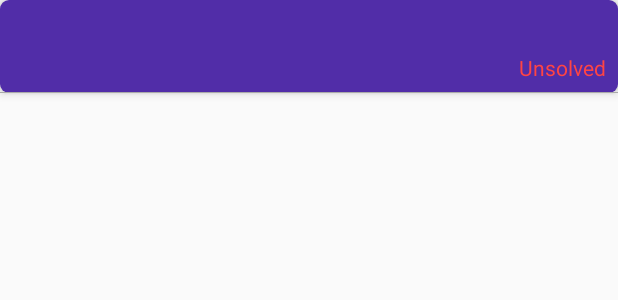
After one commit to prashant564/Quizikal, an Android app: the layout item_trivia_list.xml on its own in the app's theme, with its tools: preview values and no code run, on a phone screen of 412 x 824 dp. The commit adds this screen. Shown: the top 300 px of the screen. Run offline under Robolectric (Android 15) with nearby library versions, the phone set to English and light mode, and no system bars.

Commit message:
Trivia recyclerview ui and adpater created

```diff
--- a/app/src/main/java/com/example/quizzio/utils/Resource.kt
+++ b/app/src/main/java/com/example/quizzio/network/Resource.kt
@@ -1,4 +1,4 @@
-package com.example.quizzio.utils
+package com.example.quizzio.network
 
 // exposing network status
 sealed class Resource<out T>(val data: T? = null,
--- /dev/null
+++ b/app/src/main/res/layout/item_trivia_list.xml
@@ -0,0 +1,59 @@
+<?xml version="1.0" encoding="utf-8"?>
+
+<androidx.constraintlayout.widget.ConstraintLayout xmlns:android="http://schemas.android.com/apk/res/android"
+    xmlns:app="http://schemas.android.com/apk/res-auto"
+    xmlns:tools="http://schemas.android.com/tools"
+    android:id="@+id/cv_main"
+    android:layout_width="match_parent"
+    android:layout_height="wrap_content"
+    android:background="@drawable/button_rectangular"
+    android:elevation="4dp">
+
+    <TextView
+        android:id="@+id/tv_question"
+        style="@style/tv_main_subtitle"
+        android:layout_width="0dp"
+        android:layout_height="wrap_content"
+        android:layout_marginStart="8dp"
+        android:layout_marginTop="4dp"
+        android:layout_marginEnd="8dp"
+        android:maxLines="1"
+        android:text=""
+        app:layout_constraintEnd_toEndOf="parent"
+        app:layout_constraintStart_toStartOf="parent"
+        app:layout_constraintTop_toTopOf="parent" />
+
+    <TextView
+        android:id="@+id/tv_category"
+        style="@style/tv_main_subtitle"
+        android:layout_width="wrap_content"
+        android:layout_height="wrap_content"
+        android:layout_marginStart="8dp"
+        android:layout_marginTop="8dp"
+        android:text=""
+        android:textSize="12dp"
+        android:textStyle="bold"
+        app:layout_constraintStart_toStartOf="parent"
+        app:layout_constraintTop_toBottomOf="@+id/tv_question" />
+
+    <TextView
+        android:id="@+id/tv_status"
+        android:layout_width="wrap_content"
+        android:layout_height="wrap_content"
+        android:layout_marginTop="8dp"
+        android:layout_marginEnd="8dp"
+        android:text="@string/unsolved"
+        android:textColor="@android:color/holo_red_light"
+        app:layout_constraintEnd_toEndOf="parent"
+        app:layout_constraintTop_toBottomOf="@+id/tv_question" />
+
+    <View
+        android:id="@+id/divider"
+        android:layout_width="match_parent"
+        android:layout_height="0.5dp"
+        android:layout_marginTop="8dp"
+        android:background="@android:color/darker_gray"
+        app:layout_constraintStart_toStartOf="parent"
+        app:layout_constraintTop_toBottomOf="@+id/tv_category" />
+
+</androidx.constraintlayout.widget.ConstraintLayout>
--- a/app/src/main/res/values/strings.xml
+++ b/app/src/main/res/values/strings.xml
@@ -21,5 +21,6 @@
 
     <!-- TODO: Remove or change this placeholder text -->
     <string name="hello_blank_fragment">Hello blank fragment</string>
+    <string name="unsolved">Unsolved</string>
 
 </resources>
```
Also changed, not shown: app/src/main/java/com/example/quizzio/views/adapters/TriviaListAdapter.kt (added, +57 -0 lines), app/src/main/java/com/example/quizzio/views/fragments/HomeFragment.kt (+30 -18 lines), app/src/main/java/com/example/quizzio/views/viewmodels/HomeViewModel.kt (+10 -5 lines), app/src/main/res/layout/home_fragment.xml (+17 -11 lines).
